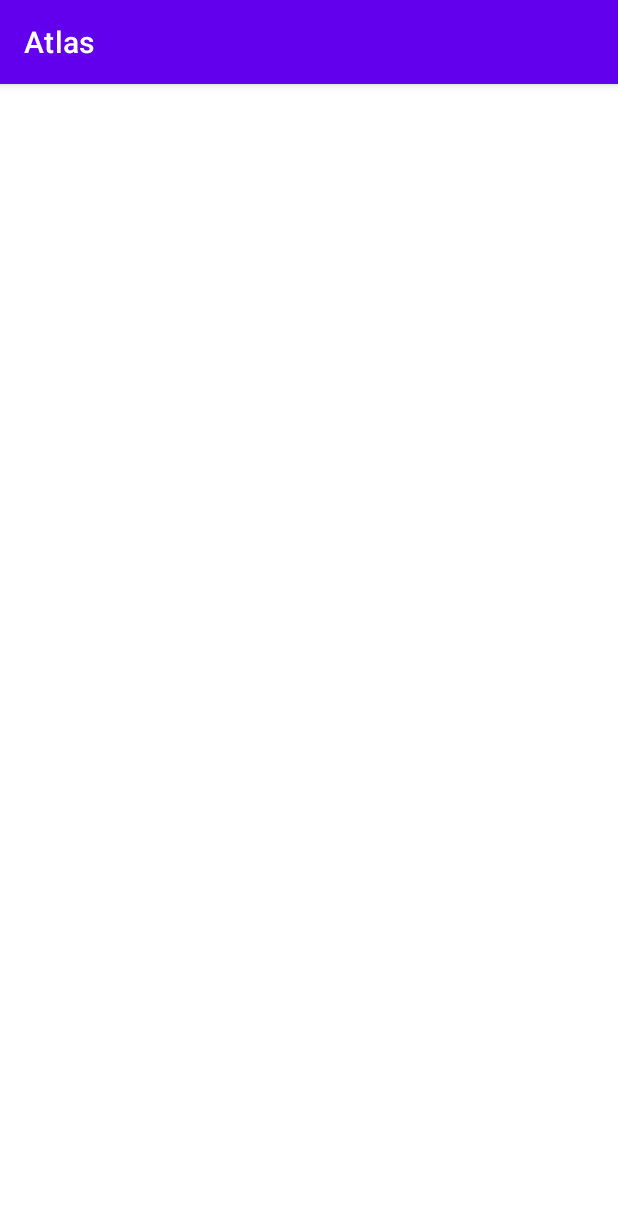
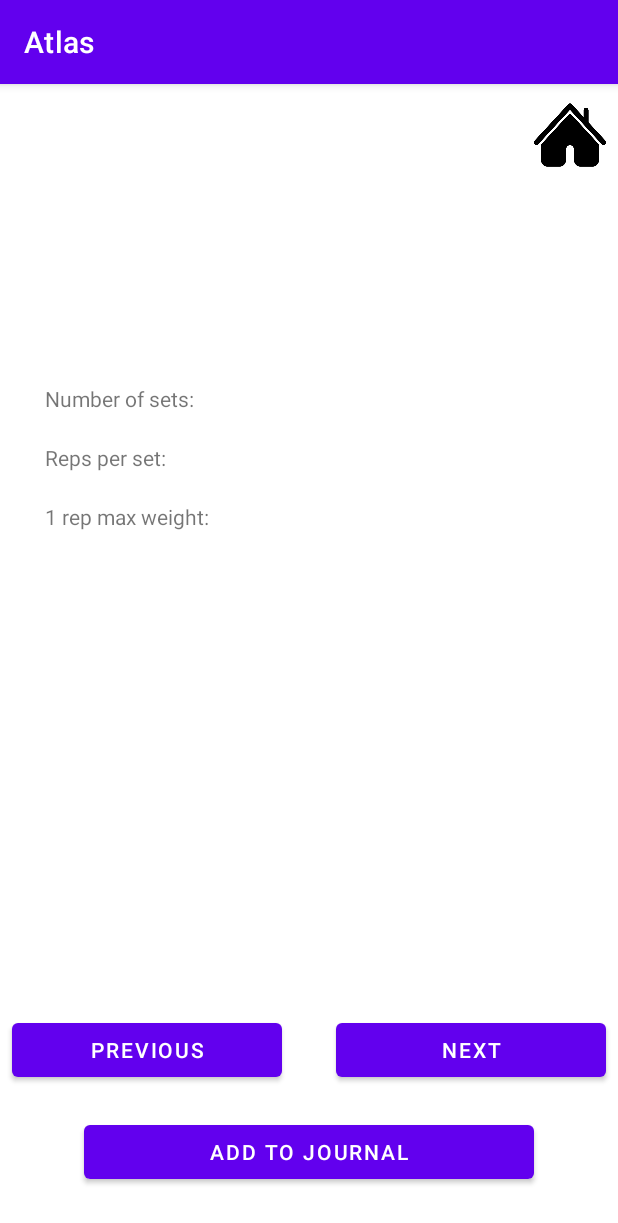
Before and after one commit to dhairyab0069/Atlas, an Android app: the benchJournal screen opened directly, with no data from a screen before it, on a phone screen of 412 x 824 dp. Shown: the top 1223 px of the screen. Run offline under Robolectric (Android 15) with nearby library versions, the phone set to English and light mode, and no system bars; 10 statements that could not run were skipped.

Commit message:
working on bench journal

```diff
--- a/app/src/main/java/com/example/atlas/GymJournal.java
+++ b/app/src/main/java/com/example/atlas/GymJournal.java
@@ -6,7 +6,6 @@ import android.content.Intent;
 import android.os.Bundle;
 import android.view.View;
 import android.widget.Button;
-import android.widget.EditText;
 import android.widget.RadioButton;
 import android.widget.RadioGroup;
 import android.widget.Toast;
@@ -25,7 +24,7 @@ public class GymJournal extends AppCompatActivity {
 
         rgroup = (RadioGroup) findViewById(R.id.exradiogroup);
         submit = (Button) findViewById(R.id.SelEx) ;
-        home = (Button) findViewById(R.id.ExJournalHome) ;
+        home = (Button) findViewById(R.id.bjhome) ;
 
 
 submit.setOnClickListener(new View.OnClickListener() {
--- a/app/src/main/java/com/example/atlas/benchJournal.java
+++ b/app/src/main/java/com/example/atlas/benchJournal.java
@@ -1,14 +1,221 @@
 package com.example.atlas;
+
+import static com.example.atlas.benchAddJ.benchdata;
 
 import androidx.appcompat.app.AppCompatActivity;
 
+import android.content.Intent;
 import android.os.Bundle;
+import android.view.View;
+import android.widget.Button;
+import android.widget.TextView;
+import android.widget.Toast;
+
+import java.io.BufferedReader;
+import java.io.FileInputStream;
+import java.io.FileNotFoundException;
+import java.io.IOException;
+import java.io.InputStreamReader;
+import java.util.ArrayList;
 
 public class benchJournal extends AppCompatActivity {
+
+    TextView benchsets;
+    TextView benchreps;
+    TextView benchmax;
+
+    Button next, prev, add, home;
+
+    private static final String file="/data/data/com.example.atlas/files/benchjournal.txt";
+
+    public static String sets, reps, max;
+    public static int  count= 0;
+    public static ArrayList<String> benchtxt = new ArrayList<String>();
+
 
     @Override
     protected void onCreate(Bundle savedInstanceState) {
         super.onCreate(savedInstanceState);
         setContentView(R.layout.activity_bench_journal);
+
+
+        benchsets = (TextView) findViewById(R.id.Bsets);
+        benchreps = (TextView) findViewById(R.id.Breps);
+        benchmax = (TextView) findViewById(R.id.Bmax);
+        next = (Button) findViewById(R.id.Benchnext);
+        prev = (Button) findViewById(R.id.Benchprev);
+        add = (Button) findViewById(R.id.Benchadd);
+        home = (Button) findViewById(R.id.bjhome);
+
+        read();
+        settext();
+
+        //if(benchdata.isEmpty()){
+
+     //       defsettext();
+   //     }
+   //     else {
+   //         settext();
+
+  //      }
+
+
+        add.setOnClickListener(new View.OnClickListener() {
+            @Override
+            public void onClick(View view) {
+                add();
+            }
+        });
+
+        home.setOnClickListener(new View.OnClickListener() {
+            @Override
+            public void onClick(View view) {
+                home();
+            }
+        });
+
+
+        next.setOnClickListener(new View.OnClickListener() {
+            @Override
+            public void onClick(View v) {
+
+                if(count == (benchtxt.size()-1) ){
+
+                    count = 0;
+                    settext();
+
+
+                }
+
+                count++;
+                settext();
+
+            }
+        });
+
+
+        prev.setOnClickListener(new View.OnClickListener() {
+            @Override
+            public void onClick(View v) {
+
+                if (count == 0) {
+
+                    count = benchdata.size()-1;
+                    settext();
+                }
+
+                else{
+                    count--;
+                    settext();
+
+
+                }
+            }
+        });
+
+
+
+
+
+    }
+
+    public void settext(){
+
+        String view  = benchtxt.get(count);
+        String[] str= view.split(",");
+        sets = str[0];
+        reps = str[1];
+        max = str[2];
+
+
+        benchsets.setText(sets);
+        benchreps.setText(reps);
+        benchmax.setText(max);
+
+    }
+
+    public void defsettext(){
+
+        sets = "XXXXXXXXXXXX";
+        reps = "XXXXXXXXXXXX";
+        max  = "XXXXXXXXXXXX";
+
+
+        benchsets.setText(sets);
+        benchreps.setText(reps);
+        benchmax.setText(max);
+
+    }
+
+
+
+
+    public void read(){
+
+
+        String line = "";
+
+        try {
+            FileInputStream fis = openFileInput(file);
+            InputStreamReader isr = new InputStreamReader(fis);
+            BufferedReader br = new BufferedReader(isr);
+            if ((line = br.readLine()) == null){
+
+                Toast.makeText(benchJournal.this, "File is empty", Toast.LENGTH_SHORT).show();
+                journal();
+
+            }else{
+                while ((line = br.readLine()) != null) {
+                    benchtxt.add(line);
+
+                }
+
+                if(benchtxt.isEmpty()){
+
+
+                    Toast.makeText(benchJournal.this, "Array is empty", Toast.LENGTH_SHORT).show();
+
+                }
+            }
+
+        }catch (FileNotFoundException e){
+            Toast.makeText(benchJournal.this, "File not found", Toast.LENGTH_SHORT).show();
+            finish();
+            journal();
+            e.printStackTrace();
+        }
+        catch (IOException e){
+            Toast.makeText(benchJournal.this, "IO exception", Toast.LENGTH_SHORT).show();
+            finish();
+            journal();
+            e.printStackTrace();
+        }
+
+
+    }
+
+
+
+
+    public void home(){ //creates new intent
+
+        Intent intent = new Intent(this,MainActivity.class);
+        startActivity(intent);
+    }
+
+
+    public void journal(){ //creates new intent
+
+        Intent intent = new Intent(this,GymJournal.class);
+        startActivity(intent);
+    }
+
+
+    public void add(){ //creates new intent
+
+        Intent intent = new Intent(this,benchAddJ.class);
+        startActivity(intent);
+
+
     }
 }
--- a/app/src/main/res/layout/activity_bench_journal.xml
+++ b/app/src/main/res/layout/activity_bench_journal.xml
@@ -6,4 +6,107 @@
     android:layout_height="match_parent"
     tools:context=".benchJournal">
 
+    <TextView
+        android:id="@+id/benchJournalweight"
+        android:layout_width="wrap_content"
+        android:layout_height="wrap_content"
+        android:layout_marginStart="30dp"
+        android:layout_marginTop="200dp"
+        android:text="Number of sets:"
+        app:layout_constraintStart_toStartOf="parent"
+        app:layout_constraintTop_toTopOf="parent" />
+
+    <TextView
+        android:id="@+id/Bsets"
+        android:layout_width="wrap_content"
+        android:layout_height="wrap_content"
+        android:layout_marginStart="164dp"
+        android:layout_marginTop="200dp"
+        android:text="XXXXXXXX"
+        app:layout_constraintStart_toStartOf="parent"
+        app:layout_constraintTop_toTopOf="parent" />
+
+    <TextView
+        android:id="@+id/Breps"
+        android:layout_width="wrap_content"
+        android:layout_height="wrap_content"
+        android:layout_marginStart="164dp"
+        android:layout_marginTop="20dp"
+        android:text="XXXXXXXX"
+        app:layout_constraintStart_toStartOf="parent"
+        app:layout_constraintTop_toBottomOf="@+id/Bsets" />
+
+    <TextView
+        android:id="@+id/Bmax"
+        android:layout_width="wrap_content"
+        android:layout_height="wrap_content"
+        android:layout_marginStart="164dp"
+        android:layout_marginTop="20dp"
+        android:text="XXXXXXXX"
+        app:layout_constraintStart_toStartOf="parent"
+        app:layout_constraintTop_toBottomOf="@+id/Breps" />
+
+    <TextView
+        android:id="@+id/BenchJournalReps"
+        android:layout_width="wrap_content"
+        android:layout_height="wrap_content"
+        android:layout_marginStart="30dp"
+        android:layout_marginTop="20dp"
+        android:text="Reps per set:"
+        app:layout_constraintStart_toStartOf="parent"
+        app:layout_constraintTop_toBottomOf="@+id/benchJournalweight" />
+
+    <TextView
+        android:id="@+id/gender"
+        android:layout_width="wrap_content"
+        android:layout_height="wrap_content"
+        android:layout_marginStart="30dp"
+        android:layout_marginTop="20dp"
+        android:text="1 rep max weight:"
+        app:layout_constraintStart_toStartOf="parent"
+        app:layout_constraintTop_toBottomOf="@+id/BenchJournalReps" />
+
+    <Button
+        android:id="@+id/Benchnext"
+        android:layout_width="180dp"
+        android:layout_height="wrap_content"
+        android:layout_marginEnd="8dp"
+        android:layout_marginBottom="100dp"
+        android:text="next"
+        app:layout_constraintBottom_toBottomOf="parent"
+        app:layout_constraintEnd_toEndOf="parent" />
+
+    <Button
+        android:id="@+id/Benchprev"
+        android:layout_width="180dp"
+        android:layout_height="wrap_content"
+        android:layout_marginStart="8dp"
+        android:layout_marginBottom="100dp"
+        android:text="previous"
+        app:layout_constraintBottom_toBottomOf="parent"
+        app:layout_constraintStart_toStartOf="parent" />
+
+    <Button
+        android:id="@+id/Benchadd"
+        android:layout_width="300dp"
+        android:layout_height="wrap_content"
+        android:layout_marginBottom="32dp"
+        android:text="Add to journal"
+        app:layout_constraintBottom_toBottomOf="parent"
+        app:layout_constraintEnd_toEndOf="parent"
+        app:layout_constraintStart_toStartOf="parent" />
+    <Button
+        android:id="@+id/bjhome"
+        style="@style/Widget.AppCompat.Button.Borderless"
+        android:layout_width="48dp"
+        android:layout_height="52dp"
+        android:layout_marginTop="8dp"
+        android:layout_marginEnd="8dp"
+        android:foreground="@drawable/_5766"
+        android:visibility="visible"
+        app:layout_constraintEnd_toEndOf="parent"
+        app:layout_constraintTop_toTopOf="parent" />
+
+
+
 </androidx.constraintlayout.widget.ConstraintLayout>
```
Also changed, not shown: app/src/main/AndroidManifest.xml (+7 -0 lines), app/src/main/java/com/example/atlas/MainActivity.java (+25 -0 lines), app/src/main/java/com/example/atlas/benchAddJ.java (added, +179 -0 lines), app/src/main/res/layout/activity_bench_add_j.xml (added, +136 -0 lines), app/src/main/res/layout/activity_gym_journal.xml (+6 -6 lines), app/src/main/res/layout/activity_main.xml (+8 -0 lines).
